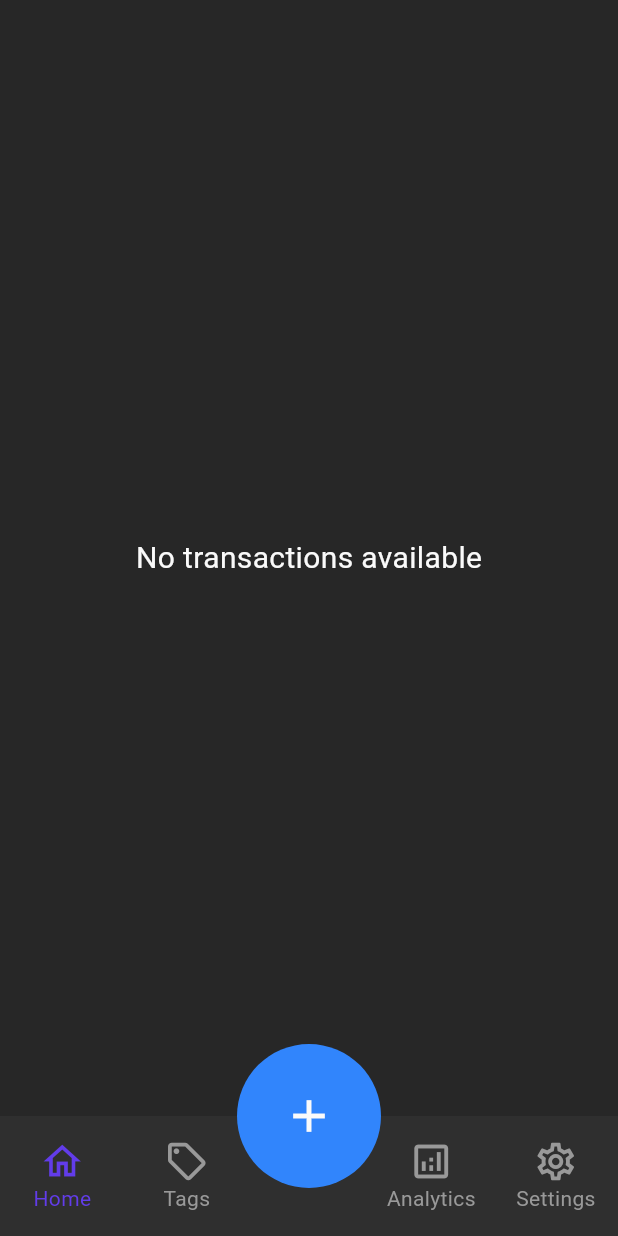
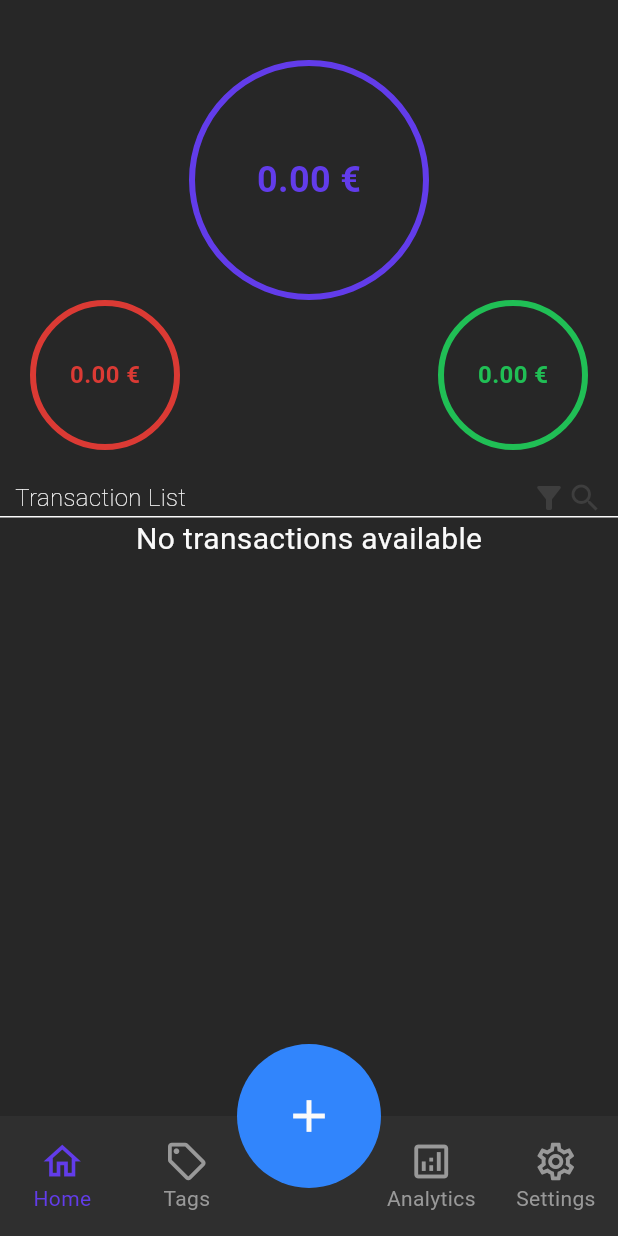
Before and after one commit to GolemT/Flutter_FinanceTracker, a Flutter app: the screen it shows after launch, on a phone screen of 412 x 824 dp. Run offline on Flutter 3.47's test engine with Material 3 defaults, Android fonts, the phone set to English and light mode, and no system bars; our stand-ins replace fl_chart, multi_select_flutter, pie_chart, shared_preferences; missing offline and left inert: easy_url_launcher.

Commit message:
account view on main page

```diff
--- a/lib/screens/home_screen.dart
+++ b/lib/screens/home_screen.dart
@@ -7,9 +7,43 @@ import 'package:finance_tracker/assets/color_palette.dart';
 import 'package:finance_tracker/model/tag.dart';
 import 'package:finance_tracker/model/transaction.dart';
 import 'package:finance_tracker/components/transaction_item.dart';
+import 'package:shared_preferences/shared_preferences.dart';
 
 class HomeScreen extends StatelessWidget {
   const HomeScreen({super.key});
+
+  Future<double> _calculateTotalBalance(FileController fileController) async {
+    final prefs = await SharedPreferences.getInstance();
+    double budget = prefs.getDouble('budget') ?? 0.0;
+    double totalBalance = budget;
+
+    for (var transaction in fileController.listTransaction) {
+      totalBalance += transaction.transactionAmount;
+    }
+    return totalBalance;
+  }
+
+  double _calculateTotalIncome(FileController fileController) {
+    double totalIncome = 0.0;
+
+    for (var transaction in fileController.listTransaction) {
+      if (transaction.transactionAmount > 0) {
+        totalIncome += transaction.transactionAmount;
+      }
+    }
+    return totalIncome;
+  }
+
+  double _calculateTotalExpenses(FileController fileController) {
+    double totalExpenses = 0.0;
+
+    for (var transaction in fileController.listTransaction) {
+      if (transaction.transactionAmount < 0) {
+        totalExpenses += transaction.transactionAmount.abs();
+      }
+    }
+    return totalExpenses;
+  }
 
   @override
   Widget build(BuildContext context) {
@@ -38,7 +72,89 @@ class HomeScreen extends StatelessWidget {
             break;
         }
       },
-      child: fileController.listTransaction.isEmpty
+      child: SingleChildScrollView(
+        child: Column(
+          children: [
+            FutureBuilder<double>(
+              future: _calculateTotalBalance(fileController),
+              builder: (context, snapshot) {
+                if (snapshot.connectionState == ConnectionState.waiting) {
+                  return const CircularProgressIndicator();
+                } else if (snapshot.hasError) {
+                  return Text('Error calculating total balance', style: TextStyle(color: nexusColor.text, fontSize: 20));
+                } else {
+                  double totalBalance = snapshot.data ?? 0.0;
+                  double totalIncome = _calculateTotalIncome(fileController);
+                  double totalExpenses = _calculateTotalExpenses(fileController);
+
+                  return Padding(
+                    padding: const EdgeInsets.all(20.0),
+                    child: Column(
+                      mainAxisAlignment: MainAxisAlignment.spaceEvenly,
+                      children: [
+                        const SizedBox(height: 20),
+                        _buildCircle(
+                          amount: totalBalance,
+                          color: NexusColor.accents,
+                          big: true,
+                          context: context,
+                        ),
+                        Row(
+                          mainAxisAlignment: MainAxisAlignment.spaceBetween,
+                          children: [
+                            _buildCircle(
+                              amount: totalExpenses,
+                              color: NexusColor.negative,
+                              big: false,
+                              context: context,
+                            ),
+                            _buildCircle(
+                              amount: totalIncome,
+                              color: NexusColor.positive,
+                              big: false,
+                              context: context,
+                            ),
+                          ],
+                        )
+                      ],
+                    ),
+                  );
+                }
+              },
+            ),
+            Wrap(
+              children: [
+                Container(
+                  padding: const EdgeInsets.symmetric(horizontal: 10, vertical: 0),
+                  decoration: BoxDecoration(
+                    border: Border(
+                      bottom: BorderSide(
+                        color: nexusColor.text, // Divider color
+                        width: 1.0, // Divider width
+                      ),
+                    ),
+                  ),
+                  child: Row(
+                    mainAxisAlignment: MainAxisAlignment.spaceBetween,
+                    children: [
+                      Text(
+                        'Transaction List',
+                        style: TextStyle(
+                          color: nexusColor.text,
+                          fontSize: 16,
+                          fontWeight: FontWeight.w100,
+                        ),
+                      ),
+                      Wrap(
+                        children: [
+                          Icon(Icons.filter_alt, color: nexusColor.inputs,),
+                          Icon(Icons.search, color: nexusColor.inputs,)
+                        ]
+                      )
+                    ],
+                  ),
+                ),
+                fileController.listTransaction.isEmpty
                     ? Center(
                         child: Text(
                           "No transactions available",
@@ -46,6 +162,9 @@ class HomeScreen extends StatelessWidget {
                         ),
                       )
                     : ListView.builder(
+                        physics: const NeverScrollableScrollPhysics(),
+                        padding: const EdgeInsets.all(0),
+                        shrinkWrap: true,
                         itemCount: fileController.listTransaction.length,
                         itemBuilder: (context, index) {
                           List<Transaction> list = fileController.listTransaction;
@@ -59,6 +178,32 @@ class HomeScreen extends StatelessWidget {
                           );
                         },
                       ),
+              ],
+            )
+          ],
+        ),
+      ),
+    );
+  }
+
+  Widget _buildCircle({required double amount, required Color color, required bool big, required BuildContext context}) {
+    return Container(
+      width: big ? 160 : 100,
+      height: big ? 160 : 100,
+      decoration: BoxDecoration(
+        shape: BoxShape.circle,
+        border: Border.all(color: color, width: 4),
+      ),
+      child: Center(
+        child: Text(
+          '${amount.toStringAsFixed(2)} €',
+          style: TextStyle(
+            color: color,
+            fontSize: big ? 24 : 16,
+            fontWeight: FontWeight.bold,
+          ),
+        ),
+      ),
     );
   }
 }
```
Lines whose indentation alone changed are shown as unchanged.
